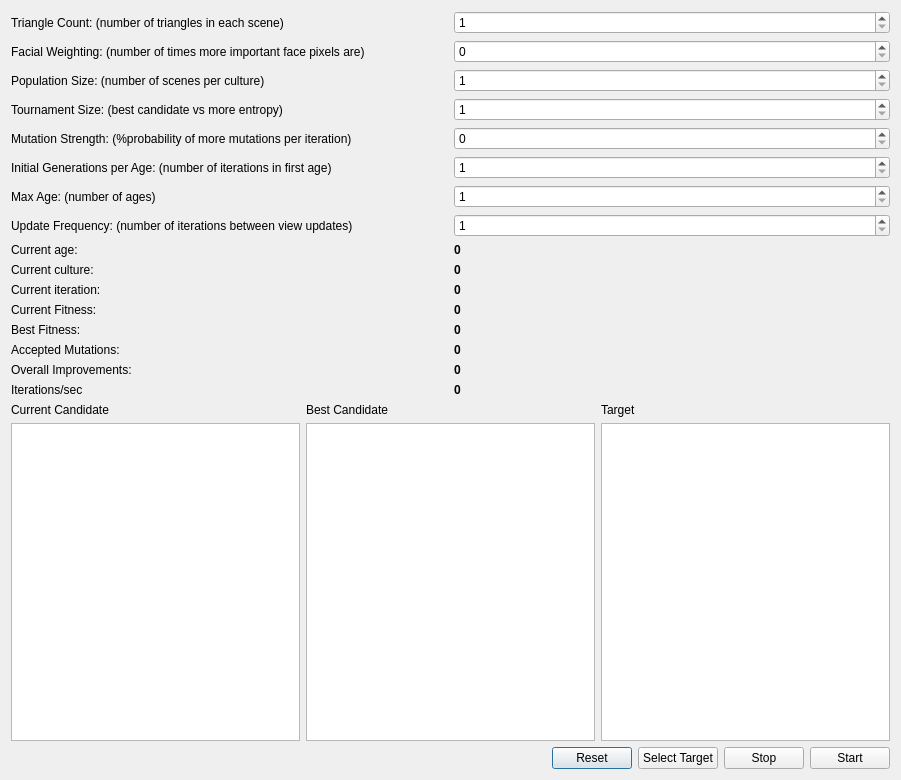
This is triangles.ui in gh2k/triangles as Qt 5 draws it before an edit. The edited form follows.
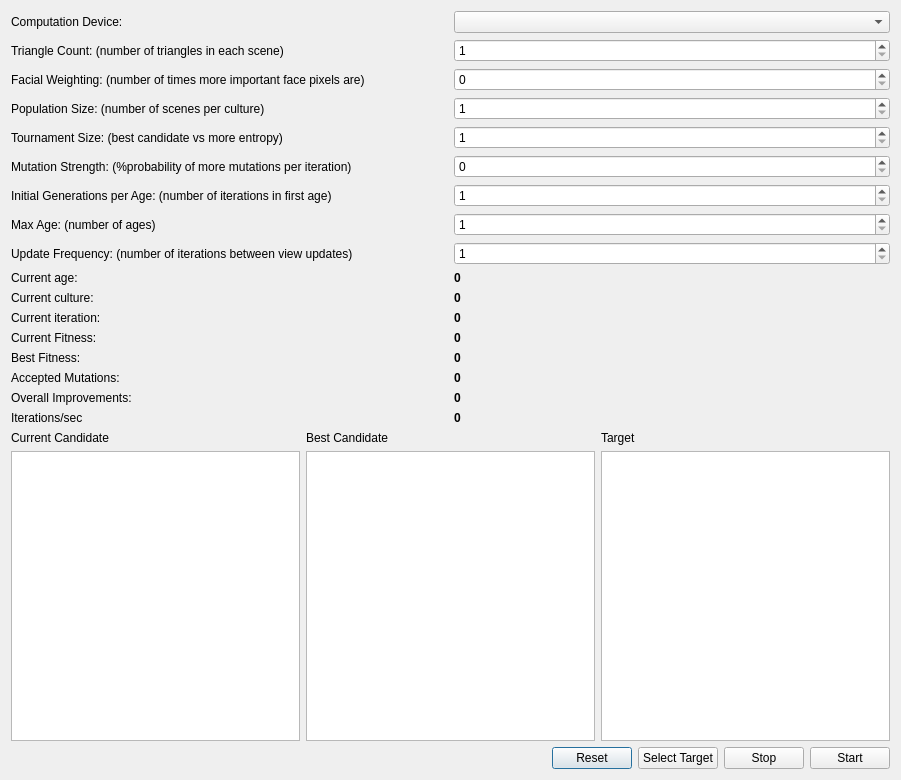
This is the edited form.

Commit message: Add opencl device selection

Diff of the .ui file:
```diff
--- a/triangles.ui
+++ b/triangles.ui
@@ -17,13 +17,23 @@
    <item>
     <layout class="QGridLayout" name="gridLayout">
      <item row="0" column="0">
+      <widget class="QLabel" name="label_20">
+       <property name="text">
+        <string>Computation Device:</string>
+       </property>
+      </widget>
+     </item>
+     <item row="0" column="1">
+      <widget class="QComboBox" name="devices"/>
+     </item>
+     <item row="1" column="0">
       <widget class="QLabel" name="label">
        <property name="text">
         <string>Triangle Count: (number of triangles in each scene)</string>
        </property>
       </widget>
      </item>
-     <item row="0" column="1">
+     <item row="1" column="1">
       <widget class="QSpinBox" name="triangleCount">
        <property name="minimum">
         <number>1</number>
@@ -33,14 +43,14 @@
        </property>
       </widget>
      </item>
-     <item row="1" column="0">
+     <item row="2" column="0">
       <widget class="QLabel" name="label_7">
        <property name="text">
         <string>Facial Weighting: (number of times more important face pixels are)</string>
        </property>
       </widget>
      </item>
-     <item row="1" column="1">
+     <item row="2" column="1">
       <widget class="QSpinBox" name="faceWeight">
        <property name="minimum">
         <number>0</number>
@@ -50,14 +60,14 @@
        </property>
       </widget>
      </item>
-     <item row="2" column="0">
+     <item row="3" column="0">
       <widget class="QLabel" name="label_9">
        <property name="text">
         <string>Population Size: (number of scenes per culture)</string>
        </property>
       </widget>
      </item>
-     <item row="2" column="1">
+     <item row="3" column="1">
       <widget class="QSpinBox" name="poolSize">
        <property name="minimum">
         <number>1</number>
@@ -67,14 +77,14 @@
        </property>
       </widget>
      </item>
-     <item row="3" column="0">
+     <item row="4" column="0">
       <widget class="QLabel" name="label_11">
        <property name="text">
         <string>Tournament Size: (best candidate vs more entropy)</string>
        </property>
       </widget>
      </item>
-     <item row="3" column="1">
+     <item row="4" column="1">
       <widget class="QSpinBox" name="tournamentSize">
        <property name="minimum">
         <number>1</number>
@@ -84,14 +94,14 @@
        </property>
       </widget>
      </item>
-     <item row="4" column="0">
+     <item row="5" column="0">
       <widget class="QLabel" name="label_12">
        <property name="text">
         <string>Mutation Strength: (%probability of more mutations per iteration)</string>
        </property>
       </widget>
      </item>
-     <item row="4" column="1">
+     <item row="5" column="1">
       <widget class="QSpinBox" name="mutationStrength">
        <property name="minimum">
         <number>0</number>
@@ -101,14 +111,14 @@
        </property>
       </widget>
      </item>
-     <item row="5" column="0">
+     <item row="6" column="0">
       <widget class="QLabel" name="label_15">
        <property name="text">
         <string>Initial Generations per Age: (number of iterations in first age)</string>
        </property>
       </widget>
      </item>
-     <item row="5" column="1">
+     <item row="6" column="1">
       <widget class="QSpinBox" name="generationCount">
        <property name="minimum">
         <number>1</number>
@@ -118,14 +128,14 @@
        </property>
       </widget>
      </item>
-     <item row="6" column="0">
+     <item row="7" column="0">
       <widget class="QLabel" name="label_17">
        <property name="text">
         <string>Max Age: (number of ages)</string>
        </property>
       </widget>
      </item>
-     <item row="6" column="1">
+     <item row="7" column="1">
       <widget class="QSpinBox" name="maxAge">
        <property name="minimum">
         <number>1</number>
@@ -135,14 +145,14 @@
        </property>
       </widget>
      </item>
-     <item row="7" column="0">
+     <item row="8" column="0">
       <widget class="QLabel" name="label_18">
        <property name="text">
         <string>Update Frequency: (number of iterations between view updates)</string>
        </property>
       </widget>
      </item>
-     <item row="7" column="1">
+     <item row="8" column="1">
       <widget class="QSpinBox" name="updateFrequency">
        <property name="minimum">
         <number>1</number>
@@ -152,14 +162,14 @@
        </property>
       </widget>
      </item>
-     <item row="8" column="0">
+     <item row="9" column="0">
       <widget class="QLabel" name="label_14">
        <property name="text">
         <string>Current age:</string>
        </property>
       </widget>
      </item>
-     <item row="8" column="1">
+     <item row="9" column="1">
       <widget class="QLabel" name="age">
        <property name="font">
         <font>
@@ -172,14 +182,14 @@
        </property>
       </widget>
      </item>
-     <item row="9" column="0">
+     <item row="10" column="0">
       <widget class="QLabel" name="label_13">
        <property name="text">
         <string>Current culture:</string>
        </property>
       </widget>
      </item>
-     <item row="9" column="1">
+     <item row="10" column="1">
       <widget class="QLabel" name="culture">
        <property name="font">
         <font>
@@ -192,14 +202,14 @@
        </property>
       </widget>
      </item>
-     <item row="10" column="0">
+     <item row="11" column="0">
       <widget class="QLabel" name="label_2">
        <property name="text">
         <string>Current iteration:</string>
        </property>
       </widget>
      </item>
-     <item row="10" column="1">
+     <item row="11" column="1">
       <widget class="QLabel" name="iteration">
        <property name="font">
         <font>
@@ -212,14 +222,14 @@
        </property>
       </widget>
      </item>
-     <item row="11" column="0">
+     <item row="12" column="0">
       <widget class="QLabel" name="label_3">
        <property name="text">
         <string>Current Fitness:</string>
        </property>
       </widget>
      </item>
-     <item row="11" column="1">
+     <item row="12" column="1">
       <widget class="QLabel" name="currentFitness">
        <property name="font">
         <font>
@@ -232,14 +242,14 @@
        </property>
       </widget>
      </item>
-     <item row="12" column="0">
+     <item row="13" column="0">
       <widget class="QLabel" name="label_16">
        <property name="text">
         <string>Best Fitness:</string>
        </property>
       </widget>
      </item>
-     <item row="12" column="1">
+     <item row="13" column="1">
       <widget class="QLabel" name="bestFitness">
        <property name="font">
         <font>
@@ -252,14 +262,14 @@
        </property>
       </widget>
      </item>
-     <item row="13" column="0">
+     <item row="14" column="0">
       <widget class="QLabel" name="label_8">
        <property name="text">
         <string>Accepted Mutations:</string>
        </property>
       </widget>
      </item>
-     <item row="13" column="1">
+     <item row="14" column="1">
       <widget class="QLabel" name="acceptCount">
        <property name="font">
         <font>
@@ -272,14 +282,14 @@
        </property>
       </widget>
      </item>
-     <item row="14" column="0">
+     <item row="15" column="0">
       <widget class="QLabel" name="label_10">
        <property name="text">
         <string>Overall Improvements:</string>
        </property>
       </widget>
      </item>
-     <item row="14" column="1">
+     <item row="15" column="1">
       <widget class="QLabel" name="improvements">
        <property name="font">
         <font>
@@ -292,14 +302,14 @@
        </property>
       </widget>
      </item>
-     <item row="15" column="0">
+     <item row="16" column="0">
       <widget class="QLabel" name="label_19">
        <property name="text">
         <string>Iterations/sec</string>
        </property>
       </widget>
      </item>
-     <item row="15" column="1">
+     <item row="16" column="1">
       <widget class="QLabel" name="iterationsPerSec">
        <property name="font">
         <font>
```
The commit also changes 3 other files.
